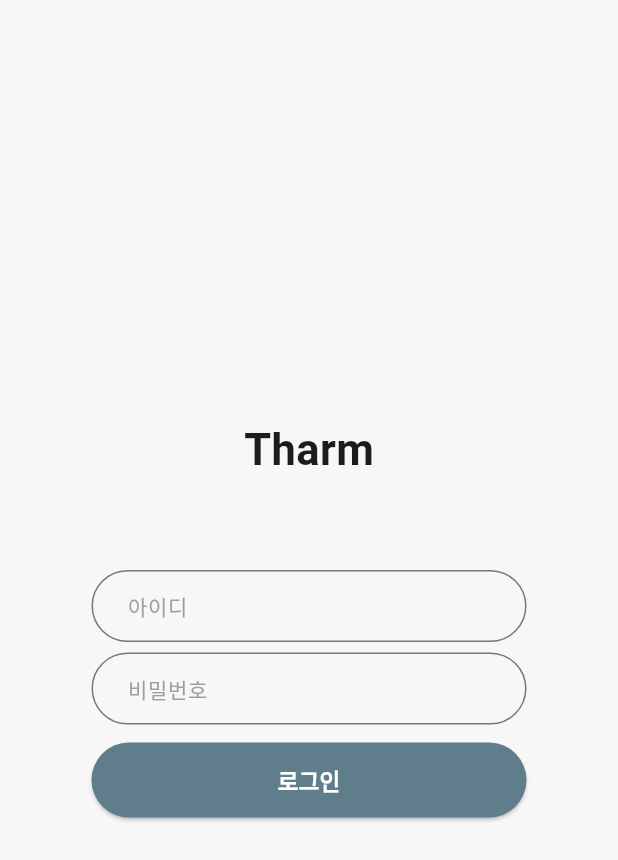
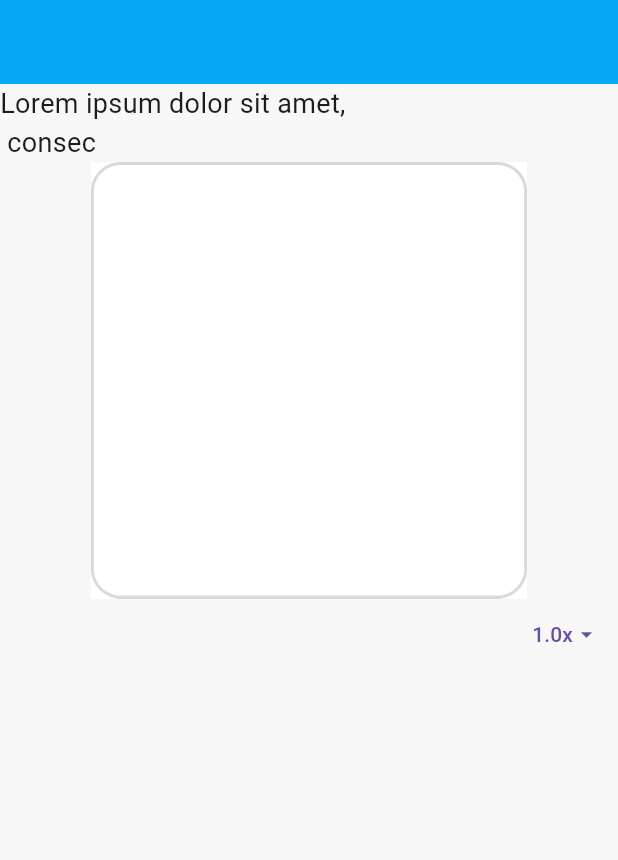
Before and after one commit to Tharm-project/tharm_front, a Flutter app: the screen it shows after launch, on a phone screen of 412 x 824 dp. Shown: the top 860 px of the screen. Run offline on Flutter 3.47's test engine with Material 3 defaults, Android fonts, the phone set to English and light mode, and no system bars; our stand-ins replace easy_rich_text, firebase_core, get; accounts and stored records are empty.

Commit message:
수어 번역 디자인 1/3

```diff
--- a/lib/main.dart
+++ b/lib/main.dart
@@ -4,6 +4,7 @@ import 'package:get/get.dart';
 import 'package:tharmproject/screens/home_screen.dart';
 import 'package:tharmproject/screens/learning_screen.dart';
 import 'package:tharmproject/screens/login_screen.dart';
+import 'package:tharmproject/screens/translation_screen.dart';
 import 'firebase_options.dart';
 
 void main() async{
@@ -29,9 +30,10 @@ class MyApp extends StatelessWidget {
           //     seedColor: const Color.fromARGB(255, 192, 145, 145)),
           // useMaterial3: true,
           ),
-      home: const LoginScreen(),
+      // home: const LoginScreen(),
       // home: const HomeScreen(),
       // home: const LearningScreen(),
+      home: const TranslationScreen(),
     );
   }
 }
--- /dev/null
+++ b/lib/screens/translation_screen.dart
@@ -0,0 +1,48 @@
+import 'package:flutter/material.dart';
+
+class TranslationScreen extends StatelessWidget {
+  const TranslationScreen({super.key});
+
+  @override
+  Widget build(BuildContext context) {
+    return Scaffold(
+      appBar: AppBar(
+        backgroundColor: Colors.lightBlue,
+      ),
+      body: Column(
+        // mainAxisAlignment: MainAxisAlignment.center,
+        children: [
+          const Align(
+            alignment: Alignment.centerLeft,
+            child: Text(
+              'Lorem ipsum dolor sit amet,\n consec',
+              style: TextStyle(
+                fontSize: 18
+              ),
+            ),
+          ),
+          SizedBox(
+            width: 291,
+            height: 291,
+            child: Image.asset('assets/images/nemo.png'),
+          ),
+          Align(
+            alignment: Alignment.centerRight,
+            child: TextButton(
+              onPressed: () {},
+              child: const Row(
+                mainAxisSize: MainAxisSize.min,
+                children: [
+                  Text('1.0x'),
+                  Icon(Icons.arrow_drop_down),
+                ],
+              ),
+            ),
+          ),
+
+
+        ],
+      ),
+    );
+  }
+}
--- a/pubspec.yaml
+++ b/pubspec.yaml
@@ -77,6 +77,7 @@ flutter:
    - assets/images/graph.png
    - assets/images/x.png
    - assets/images/del.png
+   - assets/images/nemo.png
 
 
    - assets/data/home-btn-data.json
```
Also changed, not shown: assets/images/nemo.png (added).
